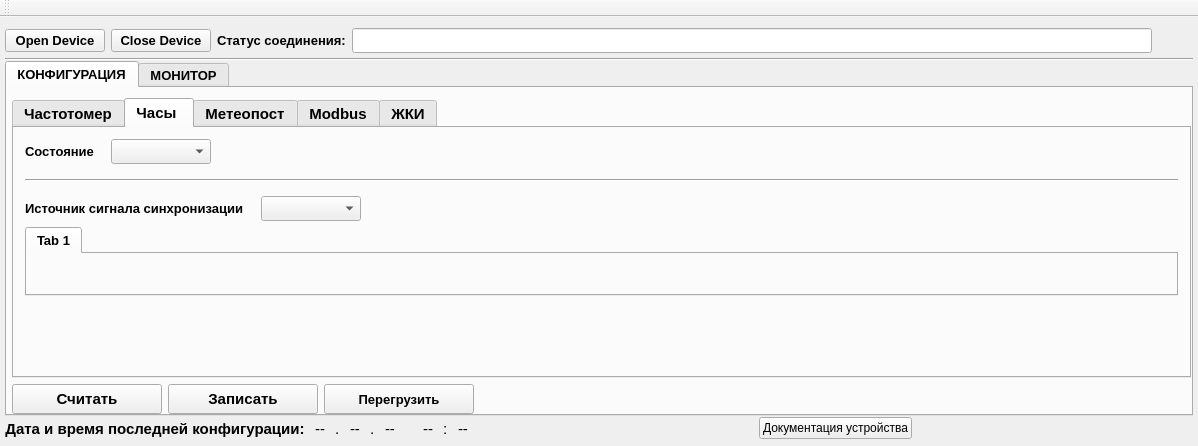
Old version of the form informPConfigurator/mainwindow.ui in the repository Goodjamp/informPConfigurator.
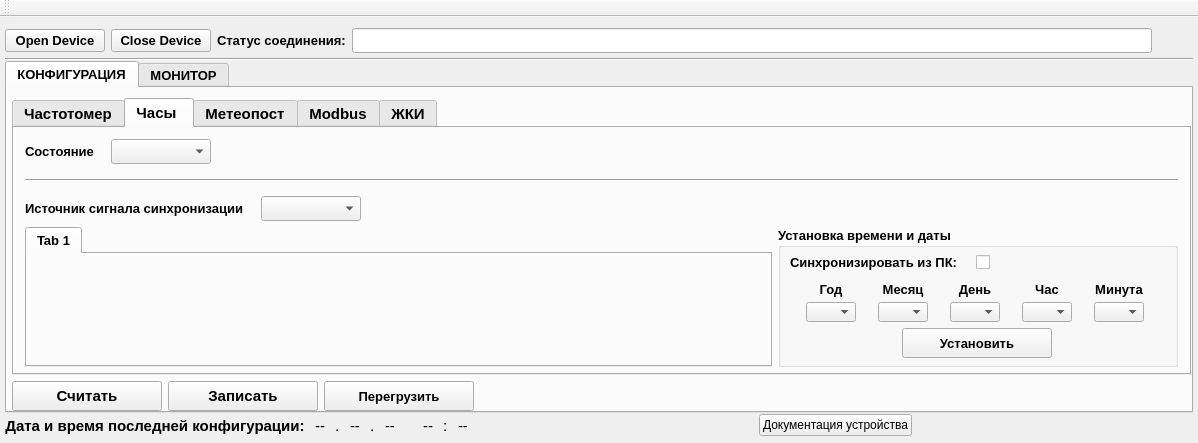
New version of the form.

Commit message: Added interface for set Date/Time

The edit to the form file:
```diff
--- a/informPConfigurator/mainwindow.ui
+++ b/informPConfigurator/mainwindow.ui
@@ -7,7 +7,7 @@
     <x>0</x>
     <y>0</y>
     <width>1198</width>
-    <height>446</height>
+    <height>443</height>
    </rect>
   </property>
   <property name="windowTitle">
@@ -185,7 +185,7 @@
           <property name="minimumSize">
            <size>
             <width>600</width>
-            <height>200</height>
+            <height>150</height>
            </size>
           </property>
           <property name="maximumSize">
@@ -617,8 +617,8 @@
             <string>Часы </string>
            </attribute>
            <layout class="QVBoxLayout" name="verticalLayout_5">
-            <property name="spacing">
-             <number>6</number>
+            <property name="bottomMargin">
+             <number>0</number>
             </property>
             <item>
              <layout class="QHBoxLayout" name="horizontalLayout_13">
@@ -772,33 +772,496 @@
              </layout>
             </item>
             <item>
-             <widget class="QTabWidget" name="tabWidgetClockConfig">
-              <property name="font">
-               <font>
-                <pointsize>10</pointsize>
-                <weight>75</weight>
-                <bold>true</bold>
-               </font>
-              </property>
-              <property name="currentIndex">
-               <number>0</number>
-              </property>
-              <widget class="QWidget" name="tab">
-               <attribute name="title">
-                <string>Tab 1</string>
-               </attribute>
-              </widget>
-             </widget>
+             <layout class="QHBoxLayout" name="horizontalLayout_5">
+              <item>
+               <widget class="QTabWidget" name="tabWidgetClockConfig">
+                <property name="minimumSize">
+                 <size>
+                  <width>0</width>
+                  <height>140</height>
+                 </size>
+                </property>
+                <property name="maximumSize">
+                 <size>
+                  <width>16777215</width>
+                  <height>140</height>
+                 </size>
+                </property>
+                <property name="font">
+                 <font>
+                  <pointsize>10</pointsize>
+                  <weight>75</weight>
+                  <bold>true</bold>
+                 </font>
+                </property>
+                <property name="currentIndex">
+                 <number>0</number>
+                </property>
+                <widget class="QWidget" name="tab">
+                 <attribute name="title">
+                  <string>Tab 1</string>
+                 </attribute>
+                </widget>
+               </widget>
+              </item>
+              <item>
+               <widget class="QGroupBox" name="groupBox">
+                <property name="minimumSize">
+                 <size>
+                  <width>400</width>
+                  <height>140</height>
+                 </size>
+                </property>
+                <property name="maximumSize">
+                 <size>
+                  <width>400</width>
+                  <height>140</height>
+                 </size>
+                </property>
+                <property name="font">
+                 <font>
+                  <pointsize>10</pointsize>
+                  <weight>75</weight>
+                  <bold>true</bold>
+                 </font>
+                </property>
+                <property name="title">
+                 <string>Установка времени и даты</string>
+                </property>
+                <layout class="QVBoxLayout" name="verticalLayout_12">
+                 <property name="spacing">
+                  <number>2</number>
+                 </property>
+                 <property name="leftMargin">
+                  <number>9</number>
+                 </property>
+                 <property name="topMargin">
+                  <number>2</number>
+                 </property>
+                 <property name="bottomMargin">
+                  <number>2</number>
+                 </property>
+                 <item>
+                  <layout class="QHBoxLayout" name="horizontalLayout_9">
+                   <item>
+                    <widget class="QLabel" name="labelClockStatus_2">
+                     <property name="minimumSize">
+                      <size>
+                       <width>180</width>
+                       <height>25</height>
+                      </size>
+                     </property>
+                     <property name="maximumSize">
+                      <size>
+                       <width>180</width>
+                       <height>25</height>
+                      </size>
+                     </property>
+                     <property name="font">
+                      <font>
+                       <pointsize>10</pointsize>
+                       <weight>75</weight>
+                       <bold>true</bold>
+                      </font>
+                     </property>
+                     <property name="text">
+                      <string>Синхронизировать из ПК:</string>
+                     </property>
+                    </widget>
+                   </item>
+                   <item>
+                    <widget class="QCheckBox" name="checkBoxSyncPC">
+                     <property name="minimumSize">
+                      <size>
+                       <width>30</width>
+                       <height>0</height>
+                      </size>
+                     </property>
+                     <property name="maximumSize">
+                      <size>
+                       <width>30</width>
+                       <height>16777215</height>
+                      </size>
+                     </property>
+                     <property name="text">
+                      <string/>
+                     </property>
+                    </widget>
+                   </item>
+                   <item>
+                    <spacer name="horizontalSpacer_2">
+                     <property name="orientation">
+                      <enum>Qt::Horizontal</enum>
+                     </property>
+                     <property name="sizeHint" stdset="0">
+                      <size>
+                       <width>40</width>
+                       <height>20</height>
+                      </size>
+                     </property>
+                    </spacer>
+                   </item>
+                  </layout>
+                 </item>
+                 <item>
+                  <layout class="QGridLayout" name="gridLayout">
+                   <property name="horizontalSpacing">
+                    <number>6</number>
+                   </property>
+                   <property name="verticalSpacing">
+                    <number>0</number>
+                   </property>
+                   <item row="0" column="0">
+                    <widget class="QLabel" name="labelClockStatus_4">
+                     <property name="minimumSize">
+                      <size>
+                       <width>50</width>
+                       <height>25</height>
+                      </size>
+                     </property>
+                     <property name="maximumSize">
+                      <size>
+                       <width>50</width>
+                       <height>25</height>
+                      </size>
+                     </property>
+                     <property name="font">
+                      <font>
+                       <pointsize>10</pointsize>
+                       <weight>75</weight>
+                       <bold>true</bold>
+                      </font>
+                     </property>
+                     <property name="text">
+                      <string>Год</string>
+                     </property>
+                     <property name="alignment">
+                      <set>Qt::AlignCenter</set>
+                     </property>
+                    </widget>
+                   </item>
+                   <item row="0" column="2">
+                    <widget class="QLabel" name="labelClockStatus_6">
+                     <property name="minimumSize">
+                      <size>
+                       <width>50</width>
+                       <height>25</height>
+                      </size>
+                     </property>
+                     <property name="maximumSize">
+                      <size>
+                       <width>50</width>
+                       <height>25</height>
+                      </size>
+                     </property>
+                     <property name="font">
+                      <font>
+                       <pointsize>10</pointsize>
+                       <weight>75</weight>
+                       <bold>true</bold>
+                      </font>
+                     </property>
+                     <property name="text">
+                      <string>День</string>
+                     </property>
+                     <property name="alignment">
+                      <set>Qt::AlignCenter</set>
+                     </property>
+                    </widget>
+                   </item>
+                   <item row="0" column="1">
+                    <widget class="QLabel" name="labelClockStatus_5">
+                     <property name="minimumSize">
+                      <size>
+                       <width>50</width>
+                       <height>25</height>
+                      </size>
+                     </property>
+                     <property name="maximumSize">
+                      <size>
+                       <width>50</width>
+                       <height>25</height>
+                      </size>
+                     </property>
+                     <property name="font">
+                      <font>
+                       <pointsize>10</pointsize>
+                       <weight>75</weight>
+                       <bold>true</bold>
+                      </font>
+                     </property>
+                     <property name="text">
+                      <string>Месяц</string>
+                     </property>
+                     <property name="alignment">
+                      <set>Qt::AlignCenter</set>
+                     </property>
+                    </widget>
+                   </item>
+                   <item row="0" column="3">
+                    <widget class="QLabel" name="labelClockStatus_7">
+                     <property name="minimumSize">
+                      <size>
+                       <width>50</width>
+                       <height>25</height>
+                      </size>
+                     </property>
+                     <property name="maximumSize">
+                      <size>
+                       <width>50</width>
+                       <height>25</height>
+                      </size>
+                     </property>
+                     <property name="font">
+                      <font>
+                       <pointsize>10</pointsize>
+                       <weight>75</weight>
+                       <bold>true</bold>
+                      </font>
+                     </property>
+                     <property name="text">
+                      <string>Час</string>
+                     </property>
+                     <property name="alignment">
+                      <set>Qt::AlignCenter</set>
+                     </property>
+                    </widget>
+                   </item>
+                   <item row="1" column="1">
+                    <widget class="QComboBox" name="comboBoxClockSetMounth">
+                     <property name="minimumSize">
+                      <size>
+                       <width>50</width>
+                       <height>20</height>
+                      </size>
+                     </property>
+                     <property name="maximumSize">
+                      <size>
+                       <width>50</width>
+                       <height>20</height>
+                      </size>
+                     </property>
+                     <property name="font">
+                      <font>
+                       <pointsize>6</pointsize>
+                       <weight>75</weight>
+                       <bold>true</bold>
+                      </font>
+                     </property>
+                    </widget>
+                   </item>
+                   <item row="1" column="0">
+                    <widget class="QComboBox" name="comboBoxClockSetYear">
+                     <property name="minimumSize">
+                      <size>
+                       <width>50</width>
+                       <height>20</height>
+                      </size>
+                     </property>
+                     <property name="maximumSize">
+                      <size>
+                       <width>50</width>
+                       <height>20</height>
+                      </size>
+                     </property>
+                     <property name="font">
+                      <font>
+                       <pointsize>6</pointsize>
+                       <weight>75</weight>
+                       <bold>true</bold>
+                      </font>
+                     </property>
+                    </widget>
+                   </item>
+                   <item row="0" column="4">
+                    <widget class="QLabel" name="labelClockStatus_8">
+                     <property name="minimumSize">
+                      <size>
+                       <width>50</width>
+                       <height>25</height>
+                      </size>
+                     </property>
+                     <property name="maximumSize">
+                      <size>
+                       <width>50</width>
+                       <height>25</height>
+                      </size>
+                     </property>
+                     <property name="font">
+                      <font>
+                       <pointsize>10</pointsize>
+                       <weight>75</weight>
+                       <bold>true</bold>
+                      </font>
+                     </property>
+                     <property name="text">
+                      <string>Минута</string>
+                     </property>
+                     <property name="alignment">
+                      <set>Qt::AlignCenter</set>
+                     </property>
+                    </widget>
+                   </item>
+                   <item row="1" column="2">
+                    <widget class="QComboBox" name="comboBoxClockSetDate">
+                     <property name="minimumSize">
+                      <size>
+                       <width>50</width>
+                       <height>20</height>
+                      </size>
+                     </property>
+                     <property name="maximumSize">
+                      <size>
+                       <width>50</width>
+                       <height>20</height>
+                      </size>
+                     </property>
+                     <property name="font">
+                      <font>
+                       <pointsize>6</pointsize>
+                       <weight>75</weight>
+                       <bold>true</bold>
+                      </font>
+                     </property>
+                    </widget>
+                   </item>
+                   <item row="1" column="3">
+                    <widget class="QComboBox" name="comboBoxClockSetHour">
+                     <property name="minimumSize">
+                      <size>
+                       <width>50</width>
+                       <height>20</height>
+                      </size>
+                     </property>
+                     <property name="maximumSize">
+                      <size>
+                       <width>50</width>
+                       <height>20</height>
+                      </size>
+                     </property>
+                     <property name="font">
+                      <font>
+                       <pointsize>6</pointsize>
+                       <weight>75</weight>
+                       <bold>true</bold>
+                      </font>
+                     </property>
+                    </widget>
+                   </item>
+                   <item row="1" column="4">
+                    <widget class="QComboBox" name="comboBoxClockSetSecond">
+                     <property name="minimumSize">
+                      <size>
+                       <width>50</width>
+                       <height>20</height>
+                      </size>
+                     </property>
+                     <property name="maximumSize">
+                      <size>
+                       <width>50</width>
+                       <height>20</height>
+                      </size>
+                     </property>
+                     <property name="font">
+                      <font>
+                       <pointsize>6</pointsize>
+                       <weight>75</weight>
+                       <bold>true</bold>
+                      </font>
+                     </property>
+                    </widget>
+                   </item>
+                  </layout>
+                 </item>
+                 <item>
+                  <spacer name="verticalSpacer_6">
+                   <property name="orientation">
+                    <enum>Qt::Vertical</enum>
+                   </property>
+                   <property name="sizeHint" stdset="0">
+                    <size>
+                     <width>20</width>
+                     <height>40</height>
+                    </size>
+                   </property>
+                  </spacer>
+                 </item>
+                 <item>
+                  <layout class="QHBoxLayout" name="horizontalLayout_14">
+                   <item>
+                    <spacer name="horizontalSpacer_13">
+                     <property name="orientation">
+                      <enum>Qt::Horizontal</enum>
+                     </property>
+                     <property name="sizeHint" stdset="0">
+                      <size>
+                       <width>40</width>
+                       <height>20</height>
+                      </size>
+                     </property>
+                    </spacer>
+                   </item>
+                   <item>
+                    <widget class="QPushButton" name="pushButtonSetTime">
+                     <property name="minimumSize">
+                      <size>
+                       <width>150</width>
+                       <height>30</height>
+                      </size>
+                     </property>
+                     <property name="maximumSize">
+                      <size>
+                       <width>150</width>
+                       <height>30</height>
+                      </size>
+                     </property>
+                     <property name="text">
+                      <string>Установить</string>
+                     </property>
+                    </widget>
+                   </item>
+                   <item>
+                    <spacer name="horizontalSpacer_15">
+                     <property name="orientation">
+                      <enum>Qt::Horizontal</enum>
+                     </property>
+                     <property name="sizeHint" stdset="0">
+                      <size>
+                       <width>40</width>
+                       <height>20</height>
+                      </size>
+                     </property>
+                    </spacer>
+                   </item>
+                  </layout>
+                 </item>
+                 <item>
+                  <spacer name="verticalSpacer_3">
+                   <property name="orientation">
+                    <enum>Qt::Vertical</enum>
+                   </property>
+                   <property name="sizeHint" stdset="0">
+                    <size>
+                     <width>20</width>
+                     <height>40</height>
+                    </size>
+                   </property>
+                  </spacer>
+                 </item>
+                </layout>
+               </widget>
+              </item>
+             </layout>
             </item>
             <item>
-             <spacer name="verticalSpacer_3">
+             <spacer name="verticalSpacer_4">
               <property name="orientation">
                <enum>Qt::Vertical</enum>
               </property>
               <property name="sizeHint" stdset="0">
                <size>
-                <width>0</width>
-                <height>40</height>
+                <width>20</width>
+                <height>0</height>
                </size>
               </property>
              </spacer>
```
Left out of the diff: 4 changed lines with no effect on the pictures. The commit also changes 1 other file.
